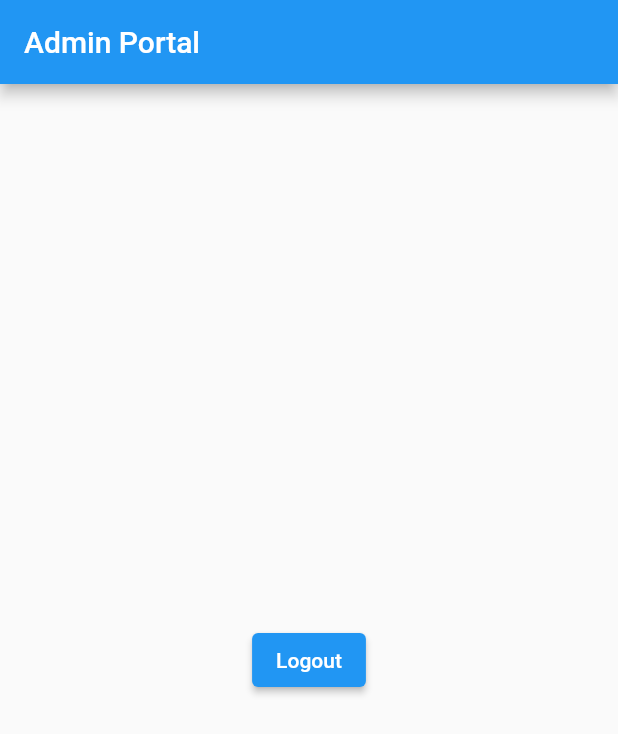
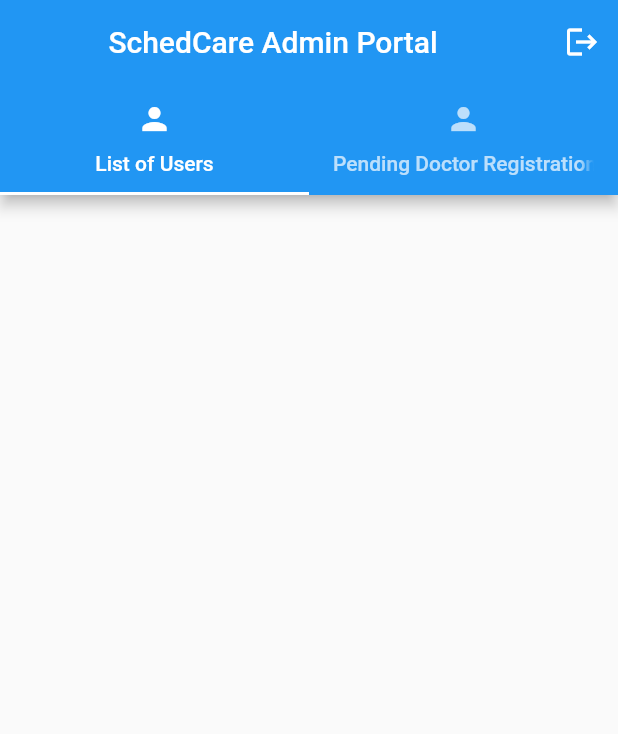
Before and after one commit to itsybitsci/schedcare_admin, a Flutter app: the screen it shows once a user with an empty profile is signed in, on a phone screen of 412 x 824 dp. Shown: the top 734 px of the screen. Run offline on Flutter 3.47's test engine with Material 2 defaults, Android fonts, the phone set to English and light mode, and no system bars; our stand-ins replace cloud_firestore, firebase_analytics, firebase_auth, firebase_core, flutter_hooks, go_router and 1 more; missing offline and left inert: firebase_app_check, g_recaptcha_v3; accounts and stored records are empty; statements that could not run were skipped.

Commit message:
feat: Add listener for for firestore data

```diff
--- /dev/null
+++ b/lib/models/user_models.dart
@@ -0,0 +1,112 @@
+import 'package:cloud_firestore/cloud_firestore.dart';
+
+class Patient {
+  final String uid;
+  final String email;
+  final String role;
+  final String firstName;
+  final String middleName;
+  final String lastName;
+  final String suffix;
+  final int age;
+  final String birthDate;
+  final String sex;
+  final String phoneNumber;
+  final String address;
+  final String civilStatus;
+  final String classification;
+  final String uhsIdNumber;
+  final String vaccinationStatus;
+  final DateTime lastLogin;
+  final DateTime createdAt;
+
+  String get userEmail => email;
+
+  Patient(
+      {required this.uid,
+      required this.email,
+      required this.role,
+      required this.firstName,
+      required this.middleName,
+      required this.lastName,
+      required this.suffix,
+      required this.age,
+      required this.birthDate,
+      required this.sex,
+      required this.phoneNumber,
+      required this.address,
+      required this.civilStatus,
+      required this.classification,
+      required this.uhsIdNumber,
+      required this.vaccinationStatus,
+      required this.lastLogin,
+      required this.createdAt});
+
+  factory Patient.fromSnapshot(QueryDocumentSnapshot snapshot) {
+    Map<String, dynamic> userData = snapshot.data() as Map<String, dynamic>;
+    return Patient(
+      uid: snapshot.id,
+      email: userData['email'],
+      role: userData['role'],
+      firstName: userData['firstName'],
+      middleName: userData['middleName'] ?? '',
+      lastName: userData['lastName'],
+      suffix: userData['suffix'] ?? '',
+      age: userData['age'],
+      birthDate: userData['birthDate'],
+      sex: userData['sex'],
+      phoneNumber: userData['phoneNumber'],
+      address: userData['address'],
+      civilStatus: userData['civilStatus'],
+      classification: userData['classification'] ?? '',
+      uhsIdNumber: userData['uhsIdNumber'] ?? '',
+      vaccinationStatus: userData['vaccinationStatus'],
+      lastLogin: userData['lastLogin'].toDate(),
+      createdAt: userData['createdAt'].toDate(),
+    );
+  }
+}
+
+class Doctor {
+  final String uid;
+  final String email;
+  final String role;
+  final String firstName;
+  final String middleName;
+  final String lastName;
+  final String suffix;
+  final String sex;
+  final String specialization;
+  final DateTime lastLogin;
+  final DateTime createdAt;
+
+  Doctor(
+      {required this.uid,
+      required this.email,
+      required this.role,
+      required this.firstName,
+      required this.middleName,
+      required this.lastName,
+      required this.suffix,
+      required this.sex,
+      required this.specialization,
+      required this.lastLogin,
+      required this.createdAt});
+
+  factory Doctor.fromSnapshot(QueryDocumentSnapshot snapshot) {
+    Map<String, dynamic> userData = snapshot.data() as Map<String, dynamic>;
+    return Doctor(
+      uid: snapshot.id,
+      email: userData['email'],
+      role: userData['role'],
+      firstName: userData['firstName'],
+      middleName: userData['middleName'] ?? '',
+      lastName: userData['lastName'],
+      suffix: userData['suffix'] ?? '',
+      sex: userData['sex'],
+      specialization: userData['specialization'],
+      lastLogin: userData['lastLogin'].toDate(),
+      createdAt: userData['createdAt'].toDate(),
+    );
+  }
+}
--- a/lib/screens/authentication/login_screen.dart
+++ b/lib/screens/authentication/login_screen.dart
@@ -128,7 +128,7 @@ class LoginScreen extends HookConsumerWidget {
                       }
                     }
                   },
-                  icon: const Icon(Icons.lock_open),
+                  icon: const Icon(Icons.login),
                   label: authNotifier.isLoading
                       ? const CircularProgressIndicator(
                           color: Colors.white,
--- a/lib/screens/home/home_screen.dart
+++ b/lib/screens/home/home_screen.dart
@@ -1,6 +1,11 @@
+import 'package:cloud_firestore/cloud_firestore.dart';
 import 'package:flutter/material.dart';
+import 'package:flutter_hooks/flutter_hooks.dart';
 import 'package:hooks_riverpod/hooks_riverpod.dart';
+import 'package:schedcare_admin/models/user_models.dart';
 import 'package:schedcare_admin/providers/auth_provider.dart';
+import 'package:schedcare_admin/services/firestore_service.dart';
+import 'package:schedcare_admin/utilities/constants.dart';
 
 class HomeScreen extends HookConsumerWidget {
   const HomeScreen({Key? key}) : super(key: key);
@@ -9,19 +14,85 @@ class HomeScreen extends HookConsumerWidget {
 
   @override
   Widget build(BuildContext context, WidgetRef ref) {
-    final authNotifier = ref.watch(authProvider);
+    final FirestoreService firestoreService = FirestoreService();
+    final AuthProvider authNotifier = ref.watch(authProvider);
+
+    final TabController tabController = useTabController(initialLength: 2);
 
     return Scaffold(
       appBar: AppBar(
-        title: const Text('Admin Portal'),
+        title: const Center(child: Text('SchedCare Admin Portal')),
+        actions: [
+          IconButton(
+              onPressed: () async {
+                await authNotifier.signOut();
+              },
+              icon: const Icon(Icons.logout))
+        ],
+        bottom: TabBar(
+          controller: tabController,
+          tabs: const [
+            Tab(
+              text: 'List of Users',
+              icon: Icon(Icons.person),
+            ),
+            Tab(
+              text: 'Pending Doctor Registrations',
+              icon: Icon(Icons.person),
+            )
+          ],
+        ),
       ),
-      body: Center(
-        child: ElevatedButton(
-          onPressed: () async {
-            await authNotifier.signOut();
-          },
-          child: const Text('Logout'),
-        ),
+      body: TabBarView(
+        controller: tabController,
+        children: [
+          StreamBuilder(
+            stream: firestoreService.getUsersSnapshots(),
+            builder: (context,
+                AsyncSnapshot<QuerySnapshot<Map<String, dynamic>>> snapshot) {
+              if (snapshot.hasData) {
+                return ListView(
+                  children: snapshot.data!.docs.map(
+                    (QueryDocumentSnapshot snapshot) {
+                      bool isPatient = snapshot['role'].toLowerCase() ==
+                          FirestoreConstants.patient.toLowerCase();
+
+                      if (isPatient) {
+                        Patient patient = Patient.fromSnapshot(snapshot);
+                        return ListTile(
+                          title: Center(
+                            child: Text(
+                                '${patient.firstName} ${patient.lastName}'),
+                          ),
+                          subtitle: Center(
+                            child: Text(patient.role),
+                          ),
+                        );
+                      } else {
+                        Doctor doctor = Doctor.fromSnapshot(snapshot);
+                        return ListTile(
+                          title: Center(
+                            child:
+                                Text('${doctor.firstName} ${doctor.lastName}'),
+                          ),
+                          subtitle: Center(
+                            child: Text(doctor.role),
+                          ),
+                        );
+                      }
+                    },
+                  ).toList(),
+                );
+              }
+              return const Center(
+                child: CircularProgressIndicator(),
+              );
+            },
+          ),
+          const Center(
+            child: Text('Pending Doctor Registrations'),
+          ),
+        ],
       ),
     );
   }
--- a/lib/services/firestore_service.dart
+++ b/lib/services/firestore_service.dart
@@ -17,4 +17,10 @@ class FirestoreService {
       throw Exception(e).toString();
     }
   }
+
+  Stream<QuerySnapshot<Map<String, dynamic>>> getUsersSnapshots() {
+    return _firebaseDb
+        .collection(FirestoreConstants.usersCollection)
+        .snapshots();
+  }
 }
--- a/lib/utilities/constants.dart
+++ b/lib/utilities/constants.dart
@@ -1,5 +1,10 @@
 // Firestore Constants
 class FirestoreConstants {
+  //Collections
   static const usersCollection = 'users';
   static const adminsCollection = 'administrators';
+
+  //Roles
+  static const patient = 'Patient';
+  static const doctor = 'Doctor';
 }
```
